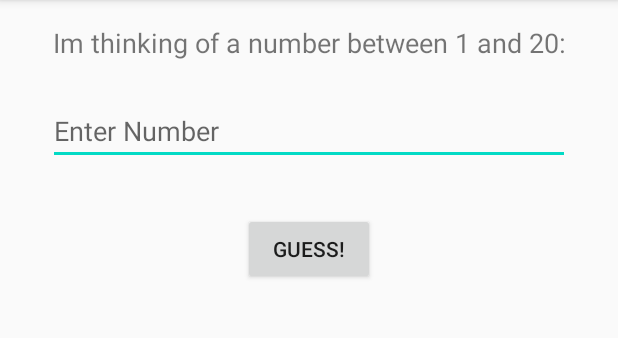
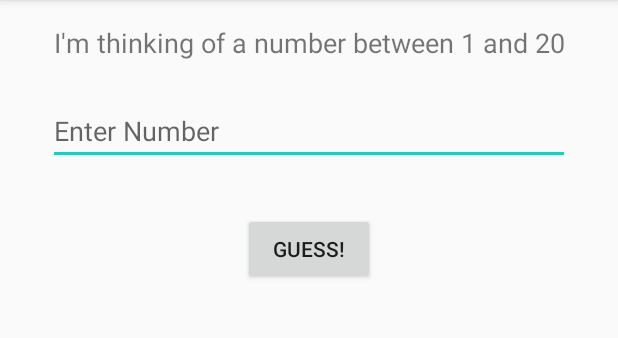
Before and after one commit to NeutralDan/AndroidStudioTesting, an Android app: the screen it shows after launch (MainActivity), on a phone screen of 412 x 824 dp, the part 84-422 px from its top. Run offline under Robolectric (Android 15) with nearby library versions, the phone set to English and light mode, and no system bars.

Commit message:
Higher or Lower Guessing Game - Finished

```diff
--- a/app/src/main/res/layout/activity_main.xml
+++ b/app/src/main/res/layout/activity_main.xml
@@ -17,7 +17,7 @@
         android:layout_marginTop="16dp"
         android:layout_marginEnd="32dp"
         android:layout_marginRight="32dp"
-        android:text="@string/im_thinking_of_a_number_between_1_and_20"
+        android:text="@string/i_m_thinking_of_a_number_between_1_and_20"
         android:textSize="18sp"
         app:layout_constraintEnd_toEndOf="parent"
         app:layout_constraintStart_toStartOf="parent"
--- a/app/src/main/res/values/strings.xml
+++ b/app/src/main/res/values/strings.xml
@@ -11,7 +11,7 @@
     <string name="change_image">Change Image</string>
     <string name="todo">TODO</string>
     <string name="enter_dollars_here">Enter dollars here</string>
-    <string name="im_thinking_of_a_number_between_1_and_20">Im thinking of a number between 1 and 20:</string>
     <string name="guess">Guess!</string>
     <string name="enter_number">Enter Number</string>
+    <string name="i_m_thinking_of_a_number_between_1_and_20">I\'m thinking of a number between 1 and 20</string>
 </resources>
```
